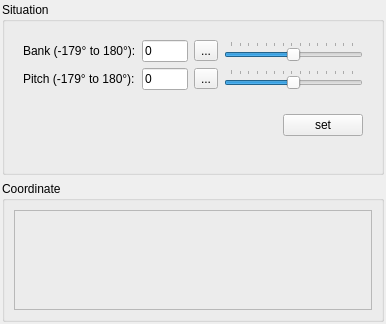
This is src/blackgui/editors/situationform.ui in swift-project/pilotclient as Qt 5 draws it before an edit. The edited form follows.
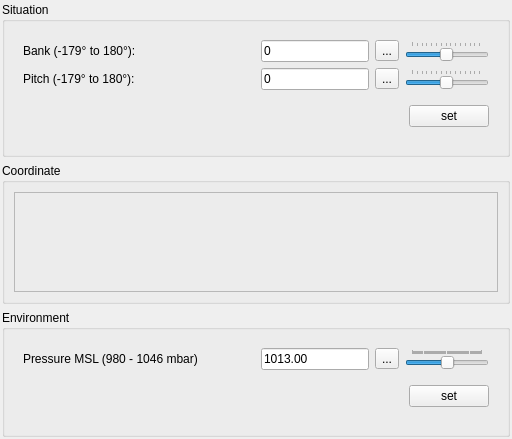
This is the edited form. Icons and pictures are not drawn. Custom widgets are drawn as their Qt base class.

Commit message: Fix sending the correct pressure altitude for a pilot position

The edit to the form file:
```diff
--- a/src/blackgui/editors/situationform.ui
+++ b/src/blackgui/editors/situationform.ui
@@ -6,8 +6,8 @@
    <rect>
     <x>0</x>
     <y>0</y>
-    <width>386</width>
-    <height>324</height>
+    <width>512</width>
+    <height>439</height>
    </rect>
   </property>
   <property name="windowTitle">
@@ -37,7 +37,7 @@
         <property name="frameShadow">
          <enum>QFrame::Raised</enum>
         </property>
-        <layout class="QGridLayout" name="gl_Situation" columnstretch="1,1,1,3">
+        <layout class="QGridLayout" name="gl_Situation" columnstretch="1,0,0,0">
          <item row="0" column="0">
           <widget class="QLabel" name="lbl_Bank">
            <property name="text">
@@ -110,7 +110,7 @@
            </property>
           </widget>
          </item>
-         <item row="2" column="0">
+         <item row="3" column="0">
           <spacer name="vs_Situation">
            <property name="orientation">
             <enum>Qt::Vertical</enum>
@@ -145,7 +145,7 @@
            </property>
           </widget>
          </item>
-         <item row="2" column="3" alignment="Qt::AlignRight">
+         <item row="3" column="3" alignment="Qt::AlignRight">
           <widget class="QPushButton" name="pb_Set">
            <property name="text">
             <string>set</string>
@@ -183,6 +183,112 @@
      </layout>
     </widget>
    </item>
+   <item>
+    <widget class="QGroupBox" name="gb_Environment">
+     <property name="title">
+      <string>Environment</string>
+     </property>
+     <layout class="QVBoxLayout" name="verticalLayout">
+      <item>
+       <widget class="QFrame" name="comp_Environment">
+        <property name="frameShape">
+         <enum>QFrame::NoFrame</enum>
+        </property>
+        <property name="frameShadow">
+         <enum>QFrame::Raised</enum>
+        </property>
+        <layout class="QGridLayout" name="gl_Environment" columnstretch="1,0,0,0">
+         <item row="0" column="0">
+          <widget class="QLabel" name="lbl_Pressure">
+           <property name="text">
+            <string>Pressure MSL (980 - 1046 mbar)</string>
+           </property>
+           <property name="wordWrap">
+            <bool>false</bool>
+           </property>
+          </widget>
+         </item>
+         <item row="0" column="1">
+          <widget class="QLineEdit" name="le_Pressure">
+           <property name="text">
+            <string>1013.00</string>
+           </property>
+          </widget>
+         </item>
+         <item row="0" column="2">
+          <widget class="QToolButton" name="tb_ResetPressure">
+           <property name="text">
+            <string>...</string>
+           </property>
+           <property name="icon">
+            <iconset resource="../../blackmisc/blackmisc.qrc">
+             <normaloff>:/diagona/icons/diagona/icons/cross-white.png</normaloff>:/diagona/icons/diagona/icons/cross-white.png</iconset>
+           </property>
+          </widget>
+         </item>
+         <item row="0" column="3">
+          <widget class="QSlider" name="hs_Pressure">
+           <property name="sizePolicy">
+            <sizepolicy hsizetype="Expanding" vsizetype="Fixed">
+             <horstretch>0</horstretch>
+             <verstretch>0</verstretch>
+            </sizepolicy>
+           </property>
+           <property name="minimum">
+            <number>980</number>
+           </property>
+           <property name="maximum">
+            <number>1046</number>
+           </property>
+           <property name="singleStep">
+            <number>1</number>
+           </property>
+           <property name="value">
+            <number>1013</number>
+           </property>
+           <property name="orientation">
+            <enum>Qt::Horizontal</enum>
+           </property>
+           <property name="invertedAppearance">
+            <bool>false</bool>
+           </property>
+           <property name="invertedControls">
+            <bool>false</bool>
+           </property>
+           <property name="tickPosition">
+            <enum>QSlider::TicksAbove</enum>
+           </property>
+           <property name="tickInterval">
+            <number>1</number>
+           </property>
+          </widget>
+         </item>
+         <item row="1" column="3" alignment="Qt::AlignRight">
+          <widget class="QPushButton" name="pb_SetEnvironment">
+           <property name="text">
+            <string>set</string>
+           </property>
+          </widget>
+         </item>
+         <item row="1" column="0">
+          <spacer name="verticalSpacer">
+           <property name="orientation">
+            <enum>Qt::Vertical</enum>
+           </property>
+           <property name="sizeHint" stdset="0">
+            <size>
+             <width>20</width>
+             <height>40</height>
+            </size>
+           </property>
+          </spacer>
+         </item>
+        </layout>
+       </widget>
+      </item>
+     </layout>
+    </widget>
+   </item>
   </layout>
  </widget>
  <customwidgets>
```
The commit also changes 29 other files.
